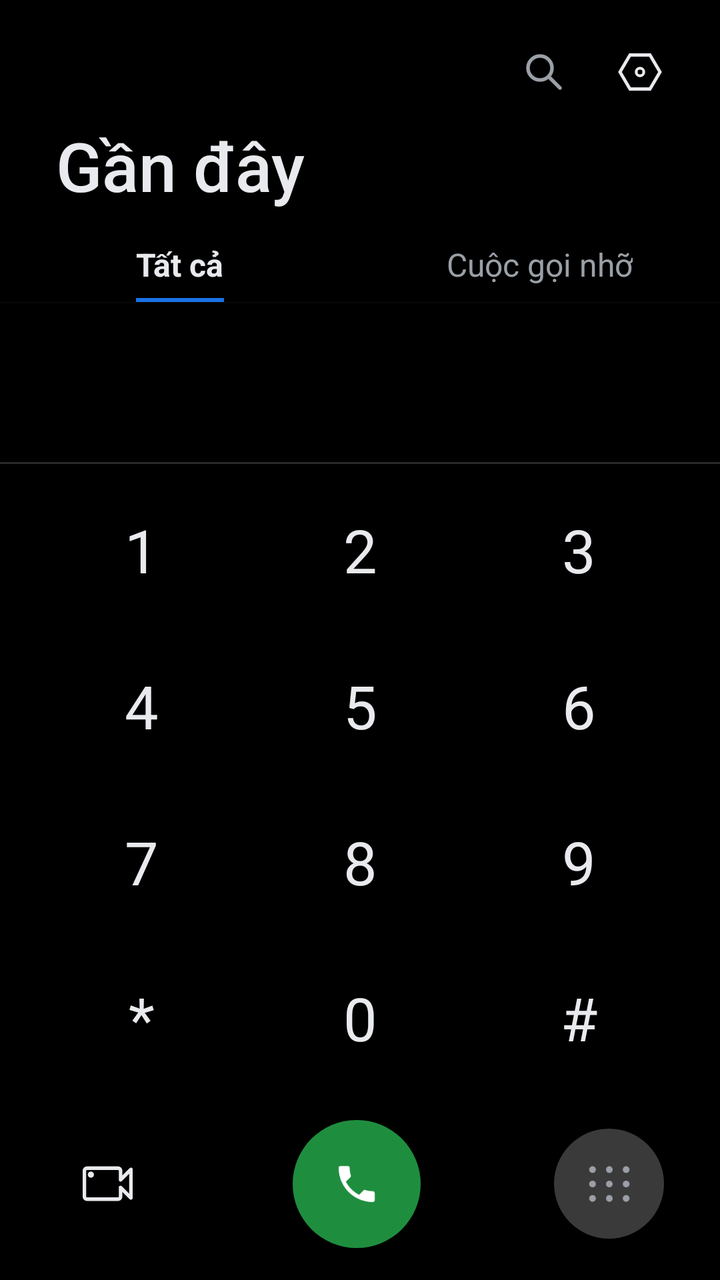
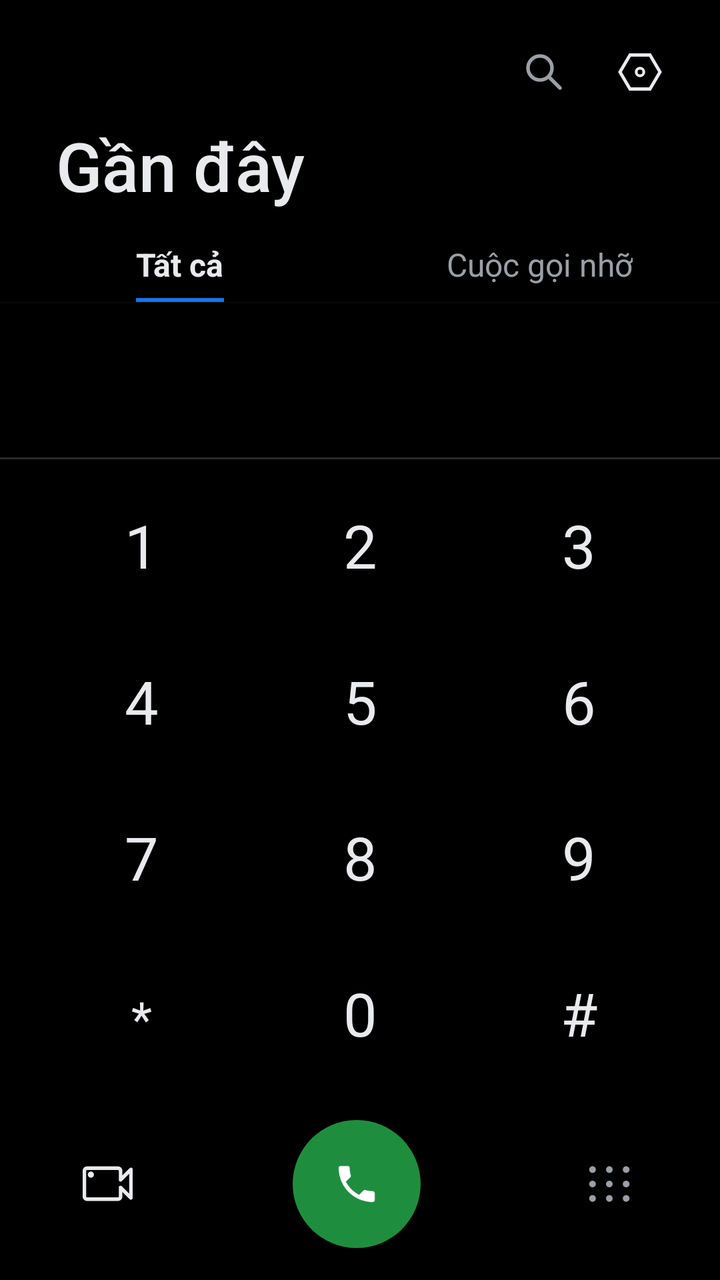

Before-and-after screenshots of an Android layout around one commit, followed by the original layout XML and the change that was made.
<!-- AndroidManifest.xml: application theme Theme.SimpleCall -->
<!-- res/layout/fragment_dialer.xml -->
<?xml version="1.0" encoding="utf-8"?>
<LinearLayout xmlns:android="http://schemas.android.com/apk/res/android"
    xmlns:app="http://schemas.android.com/apk/res-auto"
    xmlns:tools="http://schemas.android.com/tools"
    android:layout_width="match_parent"
    android:layout_height="match_parent"
    android:orientation="vertical"
    android:background="@color/bg">

    
    <LinearLayout
        android:id="@+id/llDialerHeader"
        android:layout_width="match_parent" android:layout_height="wrap_content"
        android:orientation="vertical">

        <FrameLayout
            android:layout_width="match_parent" android:layout_height="wrap_content"
            android:paddingTop="16dp" android:paddingEnd="20dp">
            <LinearLayout
                android:layout_width="wrap_content" android:layout_height="wrap_content"
                android:layout_gravity="end"
                android:orientation="horizontal">
                <ImageButton
                    android:id="@+id/btnDialerSearch"
                    android:layout_width="40dp" android:layout_height="40dp"
                    android:background="@android:color/transparent"
                    android:src="@drawable/ic_search"
                    android:contentDescription="@string/search" />
                <ImageButton
                    android:id="@+id/btnDialerSettings"
                    android:layout_width="40dp" android:layout_height="40dp"
                    android:layout_marginStart="8dp"
                    android:background="@android:color/transparent"
                    android:src="@drawable/ic_hexagon_settings"
                    android:contentDescription="@string/settings" />
            </LinearLayout>
        </FrameLayout>

        <TextView
            android:layout_width="wrap_content" android:layout_height="wrap_content"
            android:layout_marginStart="28dp" android:layout_marginTop="4dp"
            android:text="@string/recents_title"
            android:textSize="34sp"
            android:textColor="@color/text_primary"
            android:fontFamily="sans-serif-medium" />

        <LinearLayout
            android:layout_width="match_parent" android:layout_height="wrap_content"
            android:orientation="horizontal"
            android:paddingTop="16dp">

            <FrameLayout
                android:layout_width="0dp" android:layout_height="wrap_content"
                android:layout_weight="1">
                <LinearLayout
                    android:id="@+id/tabAll"
                    android:layout_width="wrap_content" android:layout_height="wrap_content"
                    android:layout_gravity="center"
                    android:orientation="vertical"
                    android:gravity="center_horizontal"
                    android:clickable="true" android:focusable="true">
                    <TextView
                        android:id="@+id/tvTabAll"
                        android:layout_width="wrap_content" android:layout_height="wrap_content"
                        android:text="@string/tab_all"
                        android:textSize="16sp" android:textStyle="bold"
                        android:textColor="@color/text_primary"
                        android:fontFamily="sans-serif" />
                    <View
                        android:id="@+id/tabAllUnderline"
                        android:layout_width="match_parent" android:layout_height="2dp"
                        android:layout_marginTop="6dp"
                        android:background="@color/accent_blue" />
                </LinearLayout>
            </FrameLayout>

            <FrameLayout
                android:layout_width="0dp" android:layout_height="wrap_content"
                android:layout_weight="1">
                <LinearLayout
                    android:id="@+id/tabMissed"
                    android:layout_width="wrap_content" android:layout_height="wrap_content"
                    android:layout_gravity="center"
                    android:orientation="vertical"
                    android:gravity="center_horizontal"
                    android:clickable="true" android:focusable="true">
                    <TextView
                        android:id="@+id/tvTabMissed"
                        android:layout_width="wrap_content" android:layout_height="wrap_content"
                        android:text="@string/tab_missed"
                        android:textSize="16sp"
                        android:textColor="@color/text_secondary"
                        android:fontFamily="sans-serif" />
                    <View
                        android:id="@+id/tabMissedUnderline"
                        android:layout_width="match_parent" android:layout_height="2dp"
                        android:layout_marginTop="6dp"
                        android:background="@android:color/transparent" />
                </LinearLayout>
            </FrameLayout>
        </LinearLayout>

        <View
            android:layout_width="match_parent" android:layout_height="0.5dp"
            android:background="#332B2B2B" />
    </LinearLayout>

    
    <FrameLayout
        android:layout_width="match_parent"
        android:layout_height="0dp"
        android:layout_weight="1">

    
    <androidx.recyclerview.widget.RecyclerView
        android:id="@+id/rvRecents"
        android:layout_width="match_parent"
        android:layout_height="match_parent"
        android:clipToPadding="false"
        android:paddingBottom="280dp" />

    
    <LinearLayout
        android:id="@+id/llSuggestionsWrap"
        android:layout_width="match_parent"
        android:layout_height="match_parent"
        android:orientation="vertical"
        android:paddingBottom="280dp"
        android:visibility="gone">

        <TextView
            android:id="@+id/tvSuggestionsHeader"
            android:layout_width="match_parent"
            android:layout_height="wrap_content"
            android:text="@string/all_contacts"
            android:textSize="14sp"
            android:textColor="@color/text_secondary"
            android:fontFamily="sans-serif"
            android:paddingStart="20dp"
            android:paddingEnd="20dp"
            android:paddingTop="14dp"
            android:paddingBottom="8dp" />

        <androidx.recyclerview.widget.RecyclerView
            android:id="@+id/rvSuggestions"
            android:layout_width="match_parent"
            android:layout_height="0dp"
            android:layout_weight="1"
            android:clipToPadding="false" />
    </LinearLayout>

    
    <LinearLayout
        android:id="@+id/llNoMatchActions"
        android:layout_width="match_parent"
        android:layout_height="wrap_content"
        android:orientation="vertical"
        android:paddingTop="8dp"
        android:visibility="gone">

        <LinearLayout
            android:id="@+id/rowCreateContact"
            android:layout_width="match_parent" android:layout_height="wrap_content"
            android:orientation="horizontal" android:gravity="center_vertical"
            android:background="@drawable/bg_settings_row"
            android:clickable="true" android:focusable="true"
            android:paddingStart="20dp" android:paddingEnd="20dp"
            android:paddingTop="14dp" android:paddingBottom="14dp">
            <ImageView android:layout_width="30dp" android:layout_height="30dp"
                android:src="@drawable/ic_add" app:tint="@color/white" tools:ignore="MissingClass"/>
            <TextView android:layout_width="0dp" android:layout_height="wrap_content"
                android:layout_weight="1" android:layout_marginStart="18dp"
                android:text="@string/create_new_contact"
                android:textSize="16sp" android:textColor="@color/text_primary" android:fontFamily="sans-serif"/>
        </LinearLayout>

        <LinearLayout
            android:id="@+id/rowAddToExisting"
            android:layout_width="match_parent" android:layout_height="wrap_content"
            android:orientation="horizontal" android:gravity="center_vertical"
            android:background="@drawable/bg_settings_row"
            android:clickable="true" android:focusable="true"
            android:paddingStart="20dp" android:paddingEnd="20dp"
            android:paddingTop="14dp" android:paddingBottom="14dp">
            <ImageView android:layout_width="24dp" android:layout_height="24dp"
                android:src="@drawable/ic_person" app:tint="@color/white" tools:ignore="MissingClass"/>
            <TextView android:layout_width="0dp" android:layout_height="wrap_content"
                android:layout_weight="1" android:layout_marginStart="24dp"
                android:text="@string/add_to_existing_contact"
                android:textSize="16sp" android:textColor="@color/text_primary" android:fontFamily="sans-serif"/>
        </LinearLayout>

        <LinearLayout
            android:id="@+id/rowSendSms"
            android:layout_width="match_parent" android:layout_height="wrap_content"
            android:orientation="horizontal" android:gravity="center_vertical"
            android:background="@drawable/bg_settings_row"
            android:clickable="true" android:focusable="true"
            android:paddingStart="20dp" android:paddingEnd="20dp"
            android:paddingTop="14dp" android:paddingBottom="14dp">
            <ImageView android:layout_width="20dp" android:layout_height="20dp"
                android:src="@android:drawable/ic_dialog_email" app:tint="@color/white" tools:ignore="MissingClass"/>
            <TextView android:layout_width="0dp" android:layout_height="wrap_content"
                android:layout_weight="1" android:layout_marginStart="24dp"
                android:text="@string/send_sms"
                android:textSize="16sp" android:textColor="@color/text_primary" android:fontFamily="sans-serif"/>
        </LinearLayout>

        <LinearLayout
            android:id="@+id/rowVideoMeet"
            android:layout_width="match_parent" android:layout_height="wrap_content"
            android:orientation="horizontal" android:gravity="center_vertical"
            android:background="@drawable/bg_settings_row"
            android:clickable="true" android:focusable="true"
            android:paddingStart="20dp" android:paddingEnd="20dp"
            android:paddingTop="14dp" android:paddingBottom="14dp">
            <ImageView android:layout_width="24dp" android:layout_height="24dp"
                android:src="@drawable/ic_video_call" app:tint="@color/white" tools:ignore="MissingClass"/>
            <TextView android:layout_width="0dp" android:layout_height="wrap_content"
                android:layout_weight="1" android:layout_marginStart="24dp"
                android:text="@string/video_call_meet"
                android:textSize="16sp" android:textColor="@color/text_primary" android:fontFamily="sans-serif"/>
        </LinearLayout>
    </LinearLayout>

    
    <LinearLayout
        android:id="@+id/panelKeypad"
        android:layout_width="match_parent"
        android:layout_height="wrap_content"
        android:layout_gravity="bottom"
        android:orientation="vertical"
        android:background="@color/bg"
        android:elevation="8dp">

        
        <View
            android:layout_width="match_parent"
            android:layout_height="1dp"
            android:background="@color/divider" />

        
        <FrameLayout
            android:id="@+id/frameNumber"
            android:layout_width="match_parent"
            android:layout_height="wrap_content"
            android:paddingTop="10dp"
            android:paddingStart="20dp"
            android:paddingEnd="20dp"
            android:visibility="gone">

            <ImageButton
                android:id="@+id/btnDialMenu"
                android:layout_width="40dp"
                android:layout_height="40dp"
                android:layout_gravity="center_vertical|start"
                android:background="@android:color/transparent"
                android:src="@drawable/ic_more_vert"
                android:contentDescription="@string/dialpad_options"
                android:visibility="invisible" />

            <EditText
                android:id="@+id/etNumber"
                android:layout_width="match_parent"
                android:layout_height="wrap_content"
                android:layout_gravity="center_vertical"
                android:paddingStart="48dp"
                android:paddingEnd="62dp"
                android:background="@null"
                android:inputType="none"
                android:gravity="center"
                android:textSize="32sp"
                android:textColor="@color/text_primary"
                android:fontFamily="sans-serif-light"
                android:cursorVisible="true"
                android:maxLines="1" />

            <ImageButton
                android:id="@+id/btnBackspace"
                android:layout_width="62dp"
                android:layout_height="40dp"
                android:layout_gravity="center_vertical|end"
                android:background="@android:color/transparent"
                android:src="@drawable/ic_backspace"
                android:contentDescription="@string/cancel"
                android:visibility="invisible" />
        </FrameLayout>

        
        <GridLayout
            android:id="@+id/keypad"
            android:layout_width="match_parent"
            android:layout_height="wrap_content"
            android:layout_marginTop="4dp"
            android:paddingStart="16dp"
            android:paddingEnd="16dp"
            android:columnCount="3"
            android:rowCount="4"
            android:useDefaultMargins="false">

            <Button android:tag="1" style="@style/KeyBtn" android:text="1" android:layout_columnWeight="1" />
            <Button android:tag="2" style="@style/KeyBtn" android:text="2" android:layout_columnWeight="1" />
            <Button android:tag="3" style="@style/KeyBtn" android:text="3" android:layout_columnWeight="1" />
            <Button android:tag="4" style="@style/KeyBtn" android:text="4" android:layout_columnWeight="1" />
            <Button android:tag="5" style="@style/KeyBtn" android:text="5" android:layout_columnWeight="1" />
            <Button android:tag="6" style="@style/KeyBtn" android:text="6" android:layout_columnWeight="1" />
            <Button android:tag="7" style="@style/KeyBtn" android:text="7" android:layout_columnWeight="1" />
            <Button android:tag="8" style="@style/KeyBtn" android:text="8" android:layout_columnWeight="1" />
            <Button android:tag="9" style="@style/KeyBtn" android:text="9" android:layout_columnWeight="1" />
            <Button android:tag="*" style="@style/KeyBtn" android:text="*" android:layout_columnWeight="1" />
            <Button android:tag="0" style="@style/KeyBtn" android:text="0" android:layout_columnWeight="1" />
            <Button android:tag="#" style="@style/KeyBtn" android:text="#" android:layout_columnWeight="1" />
        </GridLayout>

        
        <LinearLayout
            android:id="@+id/rowDialControls"
            android:layout_width="match_parent"
            android:layout_height="wrap_content"
            android:orientation="horizontal"
            android:gravity="center_vertical"
            android:paddingTop="12dp"
            android:paddingBottom="16dp"
            android:paddingStart="28dp"
            android:paddingEnd="28dp">

            <FrameLayout
                android:id="@+id/btnVideoCall"
                android:layout_width="52dp" android:layout_height="52dp"
                android:background="@android:color/transparent"
                android:clickable="true" android:focusable="true"
                android:contentDescription="@string/video_call">
                <ImageView android:layout_width="31dp" android:layout_height="31dp"
                    android:layout_gravity="center"
                    android:src="@drawable/ic_video_call_outline"
                    tools:ignore="MissingClass"/>
            </FrameLayout>

            <Space android:layout_width="0dp" android:layout_height="1dp" android:layout_weight="1"/>

            <ImageButton
                android:id="@+id/btnCall"
                android:layout_width="64dp" android:layout_height="64dp"
                android:layout_gravity="center"
                android:background="@drawable/bg_call_circle"
                android:src="@drawable/ic_call"
                android:contentDescription="@string/call"
                android:visibility="visible" />

            <LinearLayout
                android:id="@+id/llCallDual"
                android:layout_width="wrap_content" android:layout_height="50dp"
                android:layout_gravity="center"
                android:orientation="horizontal"
                android:visibility="gone">

                <FrameLayout
                    android:id="@+id/btnCallSim1"
                    android:layout_width="95dp" android:layout_height="match_parent"
                    android:background="@drawable/bg_call_pill_left"
                    android:clickable="true" android:focusable="true">
                    
                    <View
                        android:layout_width="14dp" android:layout_height="match_parent"
                        android:layout_gravity="end"
                        android:background="@color/btn_call_pill_right" />
                    <ImageView android:layout_width="22dp" android:layout_height="22dp"
                        android:layout_gravity="center" android:src="@drawable/ic_call" tools:ignore="MissingClass"/>
                    <TextView android:layout_width="wrap_content" android:layout_height="wrap_content"
                        android:layout_gravity="center" android:translationX="9dp" android:translationY="-4dp"
                        android:text="1" android:textSize="12sp" android:textStyle="bold"
                        android:textColor="@color/white" android:fontFamily="sans-serif-medium"/>
                </FrameLayout>

                <FrameLayout
                    android:id="@+id/btnCallSim2"
                    android:layout_width="95dp" android:layout_height="match_parent"
                    android:background="@drawable/bg_call_pill_right"
                    android:clickable="true" android:focusable="true">
                    <ImageView android:layout_width="22dp" android:layout_height="22dp"
                        android:layout_gravity="center" android:src="@drawable/ic_call" tools:ignore="MissingClass"/>
                    <TextView android:layout_width="wrap_content" android:layout_height="wrap_content"
                        android:layout_gravity="center" android:translationX="9dp" android:translationY="-4dp"
                        android:text="2" android:textSize="12sp" android:textStyle="bold"
                        android:textColor="@color/white" android:fontFamily="sans-serif-medium"/>
                </FrameLayout>
            </LinearLayout>

            <Space android:layout_width="0dp" android:layout_height="1dp" android:layout_weight="1"/>

            <ImageButton
                android:id="@+id/btnKeypadToggle"
                android:layout_width="55dp" android:layout_height="55dp"
                android:background="@drawable/bg_key_bright"
                android:src="@drawable/ic_dialpad"
                android:tint="@color/text_secondary"
                android:contentDescription="@string/open_dialpad" />

        </LinearLayout>
    </LinearLayout>

    </FrameLayout>
</LinearLayout>
<!-- resources referenced by this layout -->
<resources>
  <color name="accent_blue">#1A73E8</color>
  <color name="bg">#000000</color>
  <color name="btn_call_pill_right">#1AA155</color>
  <color name="divider">#2A2A2A</color>
  <color name="text_primary">#E8EAED</color>
  <color name="text_secondary">#9AA0A6</color>
  <color name="white">#FFFFFF</color>
  <!-- drawable bg_call_circle (drawable) -->
  <?xml version="1.0" encoding="utf-8"?>
  <ripple xmlns:android="http://schemas.android.com/apk/res/android"
      android:color="#331E8E3E">
      <item>
          <shape android:shape="oval">
              <solid android:color="@color/btn_call" />
          </shape>
      </item>
  </ripple>
  <!-- drawable bg_key_bright (drawable) -->
  <?xml version="1.0" encoding="utf-8"?>
  <ripple xmlns:android="http://schemas.android.com/apk/res/android"
      android:color="#44FFFFFF">
      <item>
          <shape android:shape="oval">
              <solid android:color="#3A3A3A" />
          </shape>
      </item>
  </ripple>
  <!-- drawable bg_settings_row (drawable) -->
  <?xml version="1.0" encoding="utf-8"?>
  <ripple xmlns:android="http://schemas.android.com/apk/res/android"
      android:color="@color/key_ripple">
      <item>
          <shape android:shape="rectangle">
              <solid android:color="@color/bg_row" />
          </shape>
      </item>
  </ripple>
  <!-- drawable ic_person (drawable) -->
  <?xml version="1.0" encoding="utf-8"?>
  <vector xmlns:android="http://schemas.android.com/apk/res/android"
      android:width="24dp" android:height="24dp"
      android:viewportWidth="24" android:viewportHeight="24">
      <path android:fillColor="#FFFFFFFF"
          android:pathData="M12,12c2.21,0 4,-1.79 4,-4s-1.79,-4 -4,-4 -4,1.79 -4,4 1.79,4 4,4zM12,14c-2.67,0 -8,1.34 -8,4v2h16v-2c0,-2.66 -5.33,-4 -8,-4z"/>
  </vector>
  <!-- drawable ic_video_call (drawable) -->
  <?xml version="1.0" encoding="utf-8"?>
  <vector xmlns:android="http://schemas.android.com/apk/res/android"
      android:width="24dp" android:height="24dp"
      android:viewportWidth="24" android:viewportHeight="24">
      <path android:fillColor="#FFFFFF"
          android:pathData="M17,10.5V7c0-0.55-0.45-1-1-1H4C3.45,6 3,6.45 3,7v10c0,0.55 0.45,1 1,1h12c0.55,0 1-0.45 1-1v-3.5l4,4v-11L17,10.5z"/>
  </vector>
  <string name="add_to_existing_contact">Thêm vào liên hệ hiện có</string>
  <string name="all_contacts">Tất cả liên hệ</string>
  <string name="call">Gọi</string>
  <string name="cancel">Hủy</string>
  <string name="create_new_contact">Tạo liên hệ mới</string>
  <string name="dialpad_options">Tùy chọn quay số</string>
  <string name="open_dialpad">Bàn phím</string>
  <string name="recents_title">Gần đây</string>
  <string name="search">Tìm kiếm</string>
  <string name="send_sms">Gửi tin nhắn SMS</string>
  <string name="settings">Cài đặt</string>
  <string name="tab_all">Tất cả</string>
  <string name="tab_missed">Cuộc gọi nhỡ</string>
  <string name="video_call">Gọi video</string>
  <string name="video_call_meet">Cuộc gọi video Meet</string>
  <color name="btn_call">#1E8E3E</color>
  <color name="btn_call_sim1">#2FBF60</color>
  <color name="key_ripple">#22FFFFFF</color>
  <color name="bg_row">#000000</color>
  <!-- drawable bg_key (drawable) -->
  <?xml version="1.0" encoding="utf-8"?>
  <ripple xmlns:android="http://schemas.android.com/apk/res/android"
      android:color="@color/key_ripple">
      <item>
          <shape android:shape="oval">
              <solid android:color="@android:color/transparent" />
          </shape>
      </item>
  </ripple>
  <color name="primary">#1E8E3E</color>
  <color name="primary_dark">#137333</color>
  <!-- unchanged entries left out for length: 12 -->
</resources>

<!-- the commit's change to res/layout/fragment_dialer.xml (unified diff, before → after) -->
@@ -307,7 +307,7 @@
             <Button android:tag="7" style="@style/KeyBtn" android:text="7" android:layout_columnWeight="1" />
             <Button android:tag="8" style="@style/KeyBtn" android:text="8" android:layout_columnWeight="1" />
             <Button android:tag="9" style="@style/KeyBtn" android:text="9" android:layout_columnWeight="1" />
-            <Button android:tag="*" style="@style/KeyBtn" android:text="*" android:layout_columnWeight="1" />
+            <Button android:tag="*" style="@style/KeyBtn" android:text="*" android:layout_columnWeight="1" android:textSize="24sp" />
             <Button android:tag="0" style="@style/KeyBtn" android:text="0" android:layout_columnWeight="1" />
             <Button android:tag="#" style="@style/KeyBtn" android:text="#" android:layout_columnWeight="1" />
         </GridLayout>
@@ -391,7 +391,7 @@
             <ImageButton
                 android:id="@+id/btnKeypadToggle"
                 android:layout_width="55dp" android:layout_height="55dp"
-                android:background="@drawable/bg_key_bright"
+                android:background="@android:color/transparent"
                 android:src="@drawable/ic_dialpad"
                 android:tint="@color/text_secondary"
                 android:contentDescription="@string/open_dialpad" />
<!-- resource entries referenced after the edit -->
@@ -14,16 +14,6 @@
       <item>
           <shape android:shape="oval">
               <solid android:color="@color/btn_call" />
-          </shape>
-      </item>
-  </ripple>
-  <!-- drawable bg_key_bright (drawable) -->
-  <?xml version="1.0" encoding="utf-8"?>
-  <ripple xmlns:android="http://schemas.android.com/apk/res/android"
-      android:color="#44FFFFFF">
-      <item>
-          <shape android:shape="oval">
-              <solid android:color="#3A3A3A" />
           </shape>
       </item>
   </ripple>
